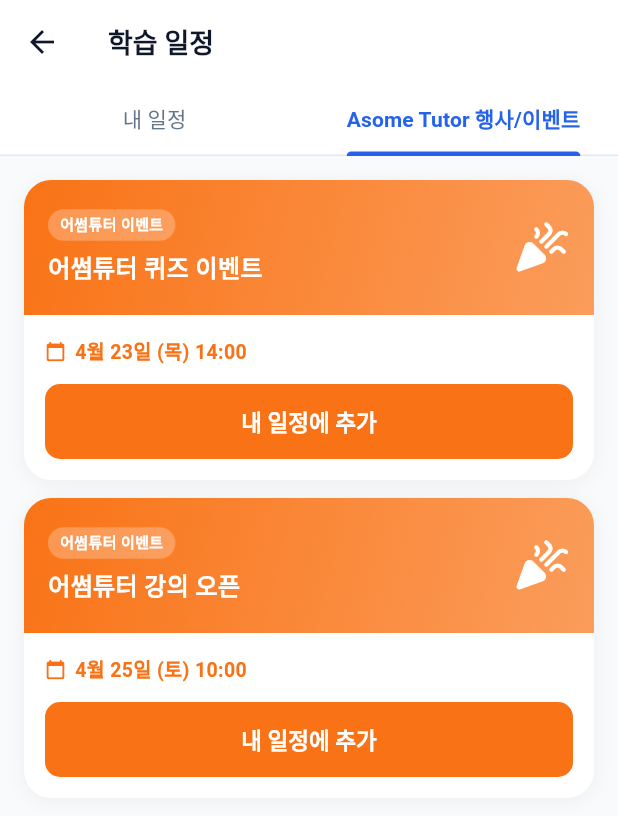
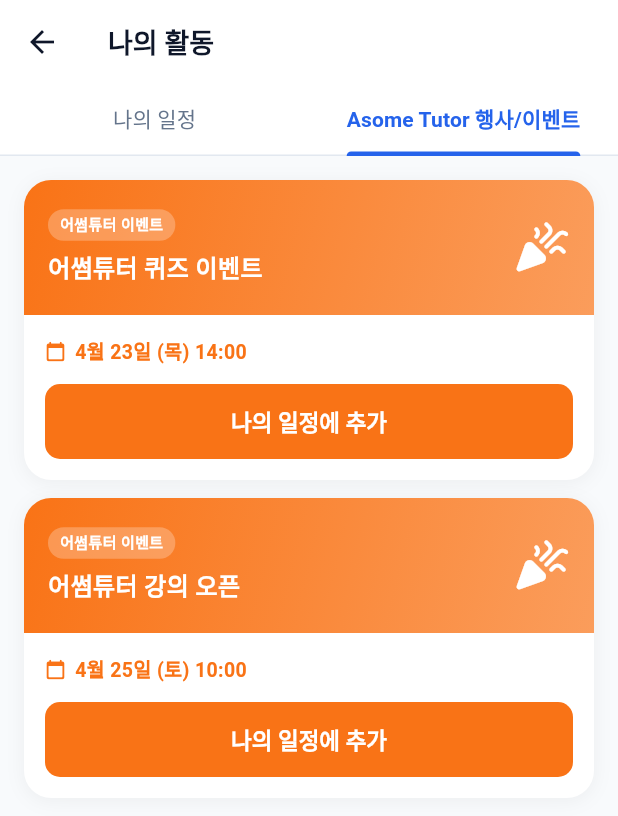
Before and after one commit to 3000answer-code/minitutor-data, a Flutter app: the ScheduleScreen screen opened directly, tab 2 chosen, on a phone screen of 412 x 824 dp. Shown: the top 816 px of the screen. Run offline on Flutter 3.47's test engine with Material 3 defaults, Android fonts, the phone set to English and light mode, and no system bars; our stand-ins replace cached_network_image, chewie, percent_indicator, shared_preferences, video_player, webview_flutter; missing offline and left inert: dart:html, dart:js, dart:ui_web, webview_flutter_android; accounts and stored records are empty.

Commit message:
v114: 일정 화면 용어 수정 – (1) AppBar 타이틀 '학습 일정' → '나의 활동' (2) 탭 레이블 '내 일정' → '나의 일정' (3) 버튼/메시지 '내 일정에 추가' → '나의 일정에 추가'

```diff
--- a/lib/screens/schedule/schedule_screen.dart
+++ b/lib/screens/schedule/schedule_screen.dart
@@ -66,7 +66,7 @@
         elevation: 0,
         bottom: TabBar(
           controller: _tabController,
-          tabs: const [Tab(text: '내 일정'), Tab(text: 'Asome Tutor 행사/이벤트')],
+          tabs: const [Tab(text: '나의 일정'), Tab(text: 'Asome Tutor 행사/이벤트')],
           labelColor: AppColors.primary,
           unselectedLabelColor: AppColors.textSecondary,
           indicatorColor: AppColors.primary,
@@ -95,7 +95,7 @@
     );
   }
 
-  // ── 내 일정 탭 ────────────────────────────────────
+  // ── 나의 일정 탭 ────────────────────────────────────
   Widget _buildMyScheduleTab() {
     return Column(children: [
       // 달력
@@ -367,9 +367,9 @@
                       color: e.color, isAppEvent: false,
                     )));
                     ScaffoldMessenger.of(context).showSnackBar(
-                      SnackBar(content: Text('\'${e.title}\' 일정이 내 일정에 추가되었습니다!')));
+                      SnackBar(content: Text('\'${e.title}\' 일정이 나의 일정에 추가되었습니다!')));
                   },
-                  child: const Text('내 일정에 추가', style: TextStyle(fontWeight: FontWeight.w700)),
+                  child: const Text('나의 일정에 추가', style: TextStyle(fontWeight: FontWeight.w700)),
                 ),
               ]),
             ),
--- a/lib/services/translations.dart
+++ b/lib/services/translations.dart
@@ -1221,7 +1221,7 @@
     // 일정 화면
     // ────────────────────────────────────────────
     'schedule_title': {
-      'ko': '학습 일정', 'en': 'Study Schedule', 'ja': '学習スケジュール', 'zh': '学习日程', 'es': 'Horario de Estudio',
+      'ko': '나의 활동', 'en': 'My Activity', 'ja': '活動履歴', 'zh': '我的活动', 'es': 'Mi Actividad',
     },
     'add_schedule': {
       'ko': '일정 추가', 'en': 'Add Schedule', 'ja': '日程追加', 'zh': '添加日程', 'es': 'Agregar Horario',
```
